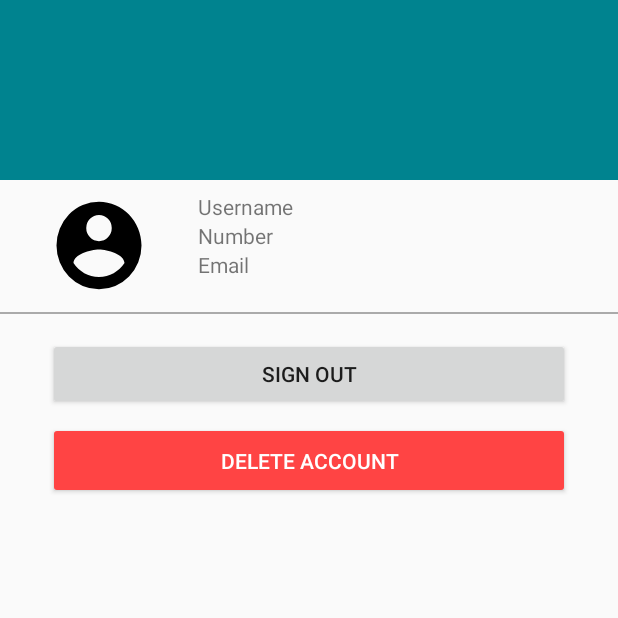
After one commit to liongkj/JieWo, an Android app: the fragment SettingFragment placed in its activity, on a phone screen of 412 x 824 dp, the top half of it. The commit adds this screen. Run offline under Robolectric (Android 15) with nearby library versions, the phone set to English and light mode, and no system bars; our stand-ins replace Firebase (no records; nobody signed in at launch, a user with empty details on screens opened directly); 1 statement that could not run was skipped.

Commit message:
fix navigation with activity and fragments fixing

```diff
--- /dev/null
+++ b/app/src/main/java/com/jiewo/kj/jiewo/View/ui/Fragments/SettingFragment.java
@@ -0,0 +1,40 @@
+package com.jiewo.kj.jiewo.View.ui.Fragments;
+
+
+import android.os.Bundle;
+import android.support.annotation.Nullable;
+import android.support.v4.app.Fragment;
+import android.support.v7.app.AppCompatActivity;
+import android.support.v7.widget.Toolbar;
+import android.view.LayoutInflater;
+import android.view.View;
+import android.view.ViewGroup;
+
+import com.jiewo.kj.jiewo.R;
+
+
+public class SettingFragment extends Fragment {
+    public SettingFragment() {
+        // Required empty public constructor
+    }
+
+
+    @Override
+    public void onCreate(@Nullable Bundle savedInstanceState) {
+        super.onCreate(savedInstanceState);
+        Toolbar toolbar = (Toolbar) getView().findViewById(R.id.toolbar);
+        ((AppCompatActivity) getActivity()).setSupportActionBar(toolbar);
+//        ((AppCompatActivity) getActivity()).setDisplayHomeAsUpEnabled(true);
+    }
+
+    @Override
+    public View onCreateView(LayoutInflater inflater, ViewGroup container,
+                             Bundle savedInstanceState) {
+        // Inflate the layout for this fragment
+
+
+        return inflater.inflate(R.layout.fragment_setting, container, false);
+
+    }
+
+}
--- /dev/null
+++ b/app/src/main/res/layout/fragment_setting.xml
@@ -0,0 +1,39 @@
+<?xml version="1.0" encoding="utf-8"?>
+<android.support.design.widget.CoordinatorLayout xmlns:android="http://schemas.android.com/apk/res/android"
+    xmlns:app="http://schemas.android.com/apk/res-auto"
+    xmlns:tools="http://schemas.android.com/tools"
+    android:layout_width="match_parent"
+    android:layout_height="match_parent"
+    android:fitsSystemWindows="true"
+    tools:context="com.jiewo.kj.jiewo.View.ui.SettingsActivity">
+
+    <android.support.design.widget.AppBarLayout
+        android:id="@+id/app_bar"
+        android:layout_width="match_parent"
+        android:layout_height="120dp"
+        android:fitsSystemWindows="true"
+        android:theme="@style/ThemeOverlay.AppCompat.Dark.ActionBar">
+
+        <android.support.design.widget.CollapsingToolbarLayout
+            android:id="@+id/toolbar_layout"
+            android:layout_width="match_parent"
+            android:layout_height="match_parent"
+            app:contentScrim="?attr/colorPrimary"
+            app:expandedTitleMargin="@dimen/fab_margin"
+            app:expandedTitleTextAppearance="@style/TextAppearance.AppCompat.Headline"
+            app:layout_scrollFlags="scroll|exitUntilCollapsed">
+            <!--app:expandedTitleMarginTop="32dp"-->
+
+            <android.support.v7.widget.Toolbar
+                android:id="@+id/toolbar"
+                android:layout_width="match_parent"
+                android:layout_height="?attr/actionBarSize"
+                app:layout_collapseMode="pin" />
+
+        </android.support.design.widget.CollapsingToolbarLayout>
+    </android.support.design.widget.AppBarLayout>
+
+    <include layout="@layout/activity_settings_content" />
+
+
+</android.support.design.widget.CoordinatorLayout>
```
Also changed, not shown: app/src/main/java/com/jiewo/kj/jiewo/View/ui/MainActivity.java (+13 -19 lines), app/src/main/java/com/jiewo/kj/jiewo/View/ui/SettingsActivity.java (+61 -77 lines), app/src/main/res/layout/fragment_setting2.xml (added, +13 -0 lines).
